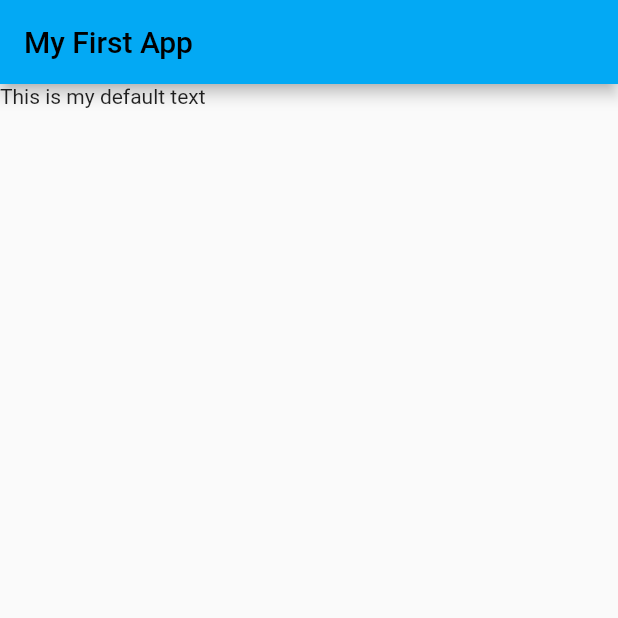
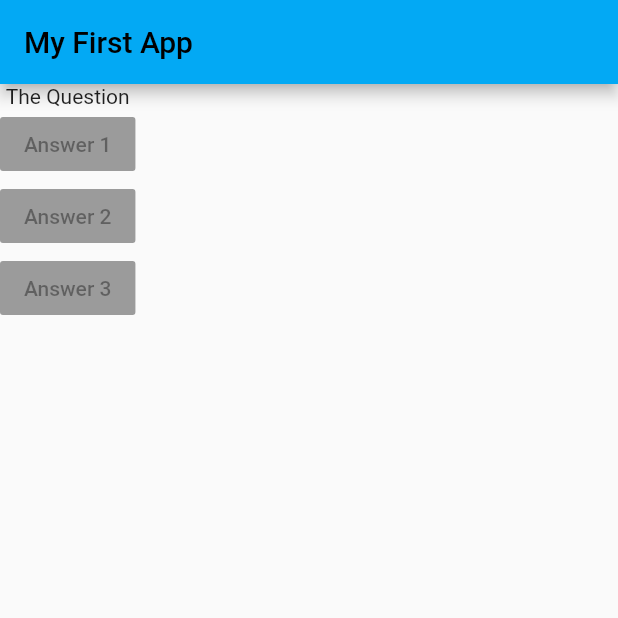
Before and after one commit to MatheusEstanislau/QuizApp-ProjetoFlutter, a Flutter app: the screen it shows after launch, on a phone screen of 412 x 824 dp, the top half of it. Run offline on Flutter 3.47's test engine with Material 2 defaults, Android fonts, the phone set to English and light mode, and no system bars.

Commit message:
Aula 29: Adding Layout Widgets.

```diff
--- a/quiz_app/lib/main.dart
+++ b/quiz_app/lib/main.dart
@@ -7,13 +7,21 @@ class MyApp extends StatelessWidget {
   Widget build(BuildContext context) {
     return MaterialApp(
       home: Scaffold(
-        appBar: AppBar(
-          title: Text('My First App',
-          style: TextStyle(color: Colors.black),),
-          backgroundColor: Colors.lightBlue,
-        ),
-        body: Text('This is my default text'),
-      ),
+          appBar: AppBar(
+            title: Text(
+              'My First App',
+              style: TextStyle(color: Colors.black),
+            ),
+            backgroundColor: Colors.lightBlue,
+          ),
+          body: Column(
+            children: [
+              Text('The Question'),
+              RaisedButton(child: Text('Answer 1'), onPressed: null),
+              RaisedButton(child: Text('Answer 2'), onPressed: null),
+              RaisedButton(child: Text('Answer 3'), onPressed: null)
+            ],
+          )),
     );
   }
 }
```
